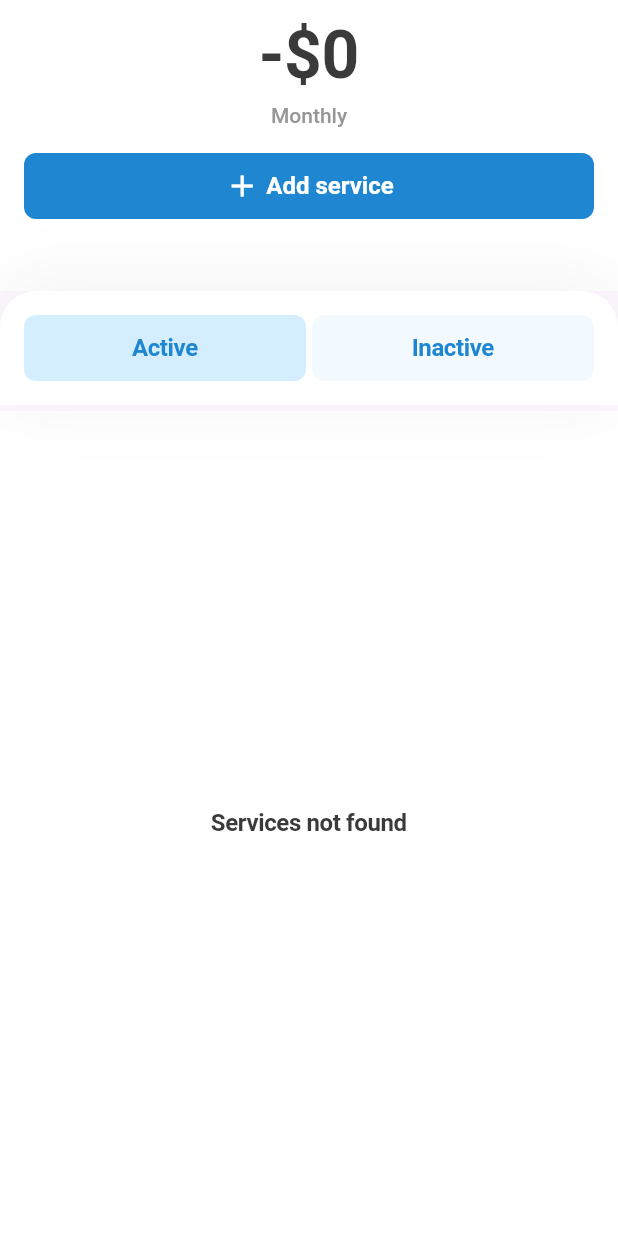
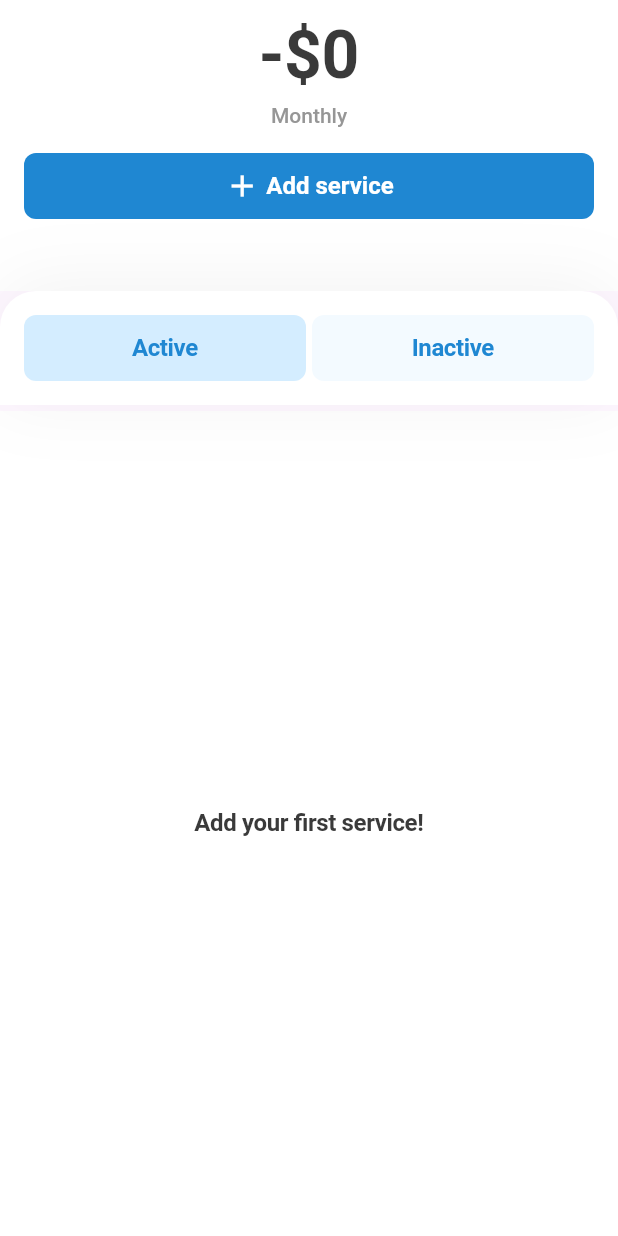
Before and after one commit to zokir0575/service_management, a Flutter app: the HomeScreen screen opened directly, on a phone screen of 412 x 824 dp. Run offline on Flutter 3.47's test engine with Material 3 defaults, Android fonts, the phone set to English and light mode, and no system bars; our stand-ins replace bloc, dotted_border, equatable, flutter_bloc, flutter_rating_bar, flutter_svg and 7 more; missing offline and left inert: adaptive_action_sheet, flutter_cupertino_datetime_picker; accounts and stored records are empty.

Commit message:
fix:empty service state text

```diff
--- a/lib/modules/home/presentation/pages/home_screen.dart
+++ b/lib/modules/home/presentation/pages/home_screen.dart
@@ -216,7 +216,7 @@ class _HomeScreenState extends State<HomeScreen> {
                   } else {
                     return Center(
                       child: Text(
-                        'Services not found',
+                        'Add your first service!',
                         style: darkStyle(context).copyWith(
                             fontSize: 16, fontWeight: FontWeight.w600),
                       ),
@@ -225,7 +225,7 @@ class _HomeScreenState extends State<HomeScreen> {
                 } else {
                   return Center(
                     child: Text(
-                      'Services not found',
+                      'Add your first service!',
                       style: darkStyle(context)
                           .copyWith(fontSize: 16, fontWeight: FontWeight.w600),
                     ),
@@ -284,7 +284,7 @@ class _HomeScreenState extends State<HomeScreen> {
                     } else {
                       return Center(
                         child: Text(
-                          'Services not found',
+                          'Add your first service!',
                           style: darkStyle(context).copyWith(
                               fontSize: 16, fontWeight: FontWeight.w600),
                         ),
@@ -293,7 +293,7 @@ class _HomeScreenState extends State<HomeScreen> {
                   }
                   return Center(
                     child: Text(
-                      'Services not found',
+                      'Add your first service!',
                       style: darkStyle(context)
                           .copyWith(fontSize: 16, fontWeight: FontWeight.w600),
                     ),
```
